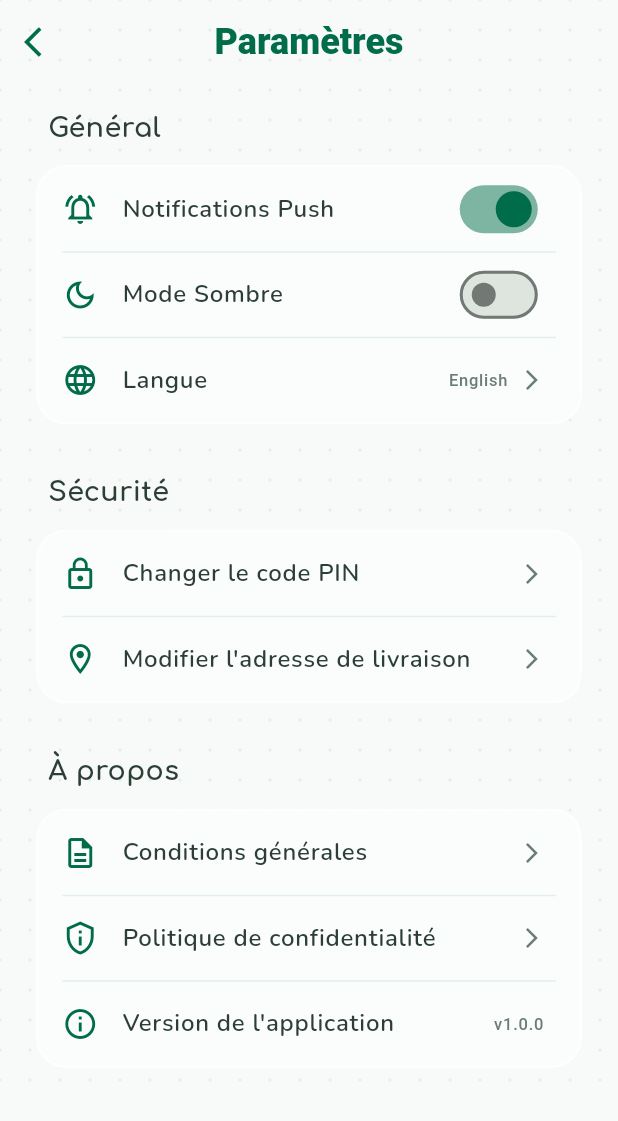
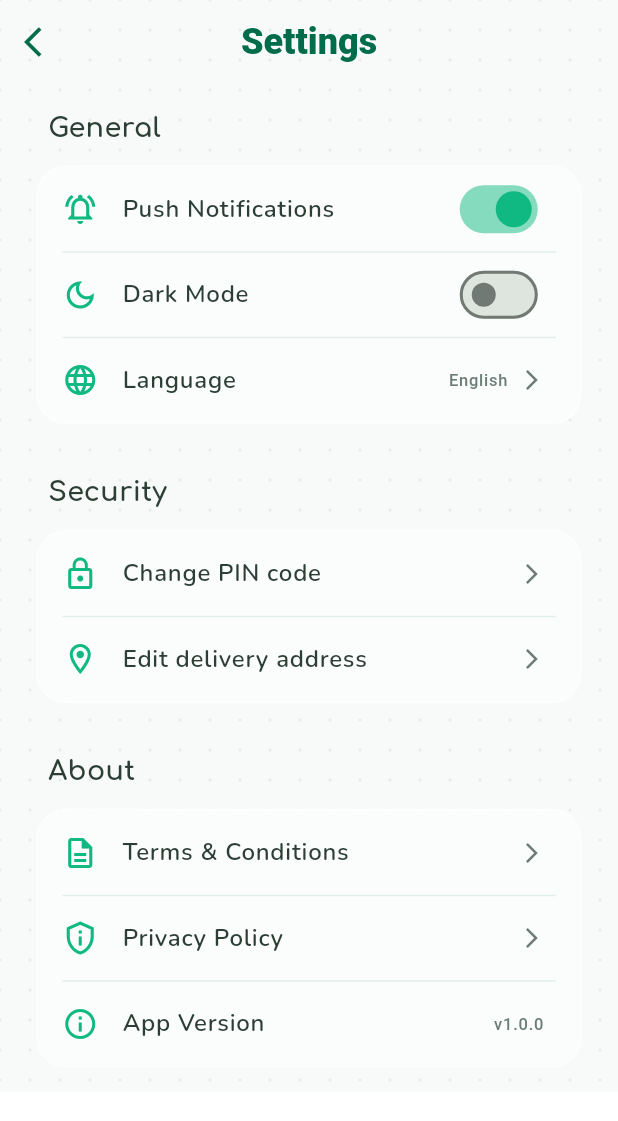
Before and after one commit to maarley11/Application-mobile-E-Commerce, a Flutter app: the SettingsScreen screen opened by its route, after a tap on "Langue", on a phone screen of 412 x 824 dp. Shown: the top 1121 px of the screen. Run offline on Flutter 3.47's test engine with Material 3 defaults, Android fonts, the phone set to English and light mode, and no system bars; our stand-ins replace dio, firebase_core, firebase_messaging, flutter_secure_storage, go_router, google_fonts and 3 more; missing offline and left inert: dio_cache_interceptor, dio_cache_interceptor_hive_store; accounts and stored records are empty; statements that could not run were skipped; project files that could hold a hidden picture were left out.

Commit message:
feat(ui): mock localization and dark mode on settings screen for presentation demo

```diff
--- a/baana_app/lib/screens/profile/settings_screen.dart
+++ b/baana_app/lib/screens/profile/settings_screen.dart
@@ -17,63 +17,78 @@ class SettingsScreen extends StatefulWidget {
 class _SettingsScreenState extends State<SettingsScreen> {
   bool _notificationsEnabled = true;
 
+  String tr(BuildContext context, String fr, String en) {
+    return context.watch<ThemeProvider>().locale.languageCode == 'en' ? en : fr;
+  }
+
   @override
   Widget build(BuildContext context) {
     final textTheme = Theme.of(context).textTheme;
     final themeProvider = context.watch<ThemeProvider>();
+    final isDark = themeProvider.isDarkMode;
+
+    final bgColor = isDark ? const Color(0xFF121212) : Colors.white;
+    final textColor = isDark ? Colors.white : BaanaColors.textPrimary;
+    final containerBg = isDark ? Colors.white.withOpacity(0.1) : Colors.white.withOpacity(0.5);
 
     return Scaffold(
       extendBodyBehindAppBar: true,
+      backgroundColor: bgColor,
       appBar: AppBar(
         backgroundColor: Colors.transparent,
         elevation: 0,
         centerTitle: true,
         title: Text(
-          'Paramètres',
+          tr(context, 'Paramètres', 'Settings'),
           style: textTheme.headlineSmall?.copyWith(
-            color: BaanaColors.primary,
+            color: isDark ? Colors.white : BaanaColors.primary,
             fontWeight: FontWeight.w800,
           ),
         ),
         leading: IconButton(
-          icon: const Icon(Icons.arrow_back_ios, color: BaanaColors.primary),
+          icon: Icon(Icons.arrow_back_ios, color: isDark ? Colors.white : BaanaColors.primary),
           onPressed: () => context.pop(),
         ),
       ),
       body: Stack(
         children: [
-          Positioned.fill(
-            child: CustomPaint(
-              painter: ArtisticBackgroundPainter(),
+          if (!isDark)
+            Positioned.fill(
+              child: CustomPaint(
+                painter: ArtisticBackgroundPainter(),
+              ),
             ),
-          ),
           SafeArea(
             child: SingleChildScrollView(
               padding: const EdgeInsets.symmetric(horizontal: 24, vertical: 16),
               child: Column(
                 crossAxisAlignment: CrossAxisAlignment.start,
                 children: [
-                  _buildSectionTitle('Général'),
+                  _buildSectionTitle(tr(context, 'Général', 'General'), textColor),
                   _buildSettingsContainer(
                     context,
+                    containerBg,
                     children: [
                       _buildSwitchItem(
-                        'Notifications Push',
+                        tr(context, 'Notifications Push', 'Push Notifications'),
                         Icons.notifications_active_outlined,
                         _notificationsEnabled,
                         (val) => setState(() => _notificationsEnabled = val),
+                        textColor,
                       ),
                       _buildDivider(),
                       _buildSwitchItem(
-                        'Mode Sombre',
+                        tr(context, 'Mode Sombre', 'Dark Mode'),
                         Icons.dark_mode_outlined,
-                        themeProvider.isDarkMode,
+                        isDark,
                         (val) => themeProvider.toggleDarkMode(),
+                        textColor,
                       ),
                       _buildDivider(),
                       _buildActionItem(
-                        'Langue',
+                        tr(context, 'Langue', 'Language'),
                         Icons.language_outlined,
+                        textColor,
                         trailingText: themeProvider.locale.languageCode == 'fr' ? 'Français' : 'English',
                         onTap: () {
                           final newLang = themeProvider.locale.languageCode == 'fr' ? 'en' : 'fr';
@@ -85,19 +100,22 @@ class _SettingsScreenState extends State<SettingsScreen> {
 
                   const SizedBox(height: 32),
 
-                  _buildSectionTitle('Sécurité'),
+                  _buildSectionTitle(tr(context, 'Sécurité', 'Security'), textColor),
                   _buildSettingsContainer(
                     context,
+                    containerBg,
                     children: [
                       _buildActionItem(
-                        'Changer le code PIN',
+                        tr(context, 'Changer le code PIN', 'Change PIN code'),
                         Icons.lock_outline,
+                        textColor,
                         onTap: () {},
                       ),
                       _buildDivider(),
                       _buildActionItem(
-                        'Modifier l\'adresse de livraison',
+                        tr(context, 'Modifier l\'adresse de livraison', 'Edit delivery address'),
                         Icons.location_on_outlined,
+                        textColor,
                         onTap: () {},
                       ),
                     ],
@@ -105,25 +123,29 @@ class _SettingsScreenState extends State<SettingsScreen> {
 
                   const SizedBox(height: 32),
 
-                  _buildSectionTitle('À propos'),
+                  _buildSectionTitle(tr(context, 'À propos', 'About'), textColor),
                   _buildSettingsContainer(
                     context,
+                    containerBg,
                     children: [
                       _buildActionItem(
-                        'Conditions générales',
+                        tr(context, 'Conditions générales', 'Terms & Conditions'),
                         Icons.description_outlined,
+                        textColor,
                         onTap: () {},
                       ),
                       _buildDivider(),
                       _buildActionItem(
-                        'Politique de confidentialité',
+                        tr(context, 'Politique de confidentialité', 'Privacy Policy'),
                         Icons.privacy_tip_outlined,
+                        textColor,
                         onTap: () {},
                       ),
                       _buildDivider(),
                       _buildActionItem(
-                        'Version de l\'application',
+                        tr(context, 'Version de l\'application', 'App Version'),
                         Icons.info_outline,
+                        textColor,
                         trailingText: 'v1.0.0',
                         showArrow: false,
                         onTap: () {},
@@ -139,7 +161,7 @@ class _SettingsScreenState extends State<SettingsScreen> {
     );
   }
 
-  Widget _buildSectionTitle(String title) {
+  Widget _buildSectionTitle(String title, Color textColor) {
     return Padding(
       padding: const EdgeInsets.only(left: 8, bottom: 12),
       child: Text(
@@ -148,22 +170,22 @@ class _SettingsScreenState extends State<SettingsScreen> {
           fontFamily: BaanaTypography.headlineFont,
           fontSize: 18,
           fontWeight: FontWeight.bold,
-          color: BaanaColors.textPrimary,
+          color: textColor,
         ),
       ),
     );
   }
 
-  Widget _buildSettingsContainer(BuildContext context, {required List<Widget> children}) {
+  Widget _buildSettingsContainer(BuildContext context, Color containerBg, {required List<Widget> children}) {
     return ClipRRect(
       borderRadius: BorderRadius.circular(20),
       child: BackdropFilter(
         filter: ImageFilter.blur(sigmaX: 10, sigmaY: 10),
         child: Container(
           decoration: BoxDecoration(
-            color: Colors.white.withOpacity(0.5),
+            color: containerBg,
             borderRadius: BorderRadius.circular(20),
-            border: Border.all(color: Colors.white.withOpacity(0.6), width: 1.5),
+            border: Border.all(color: Colors.white.withOpacity(0.2), width: 1.5),
           ),
           child: Column(
             children: children,
@@ -173,27 +195,27 @@ class _SettingsScreenState extends State<SettingsScreen> {
     );
   }
 
-  Widget _buildSwitchItem(String title, IconData icon, bool value, ValueChanged<bool> onChanged) {
+  Widget _buildSwitchItem(String title, IconData icon, bool value, ValueChanged<bool> onChanged, Color textColor) {
     return ListTile(
-      leading: Icon(icon, color: BaanaColors.primary),
+      leading: Icon(icon, color: BaanaColors.primaryLight),
       title: Text(
         title,
-        style: const TextStyle(fontWeight: FontWeight.w600, color: BaanaColors.textPrimary),
+        style: TextStyle(fontWeight: FontWeight.w600, color: textColor),
       ),
       trailing: Switch(
         value: value,
         onChanged: onChanged,
-        activeColor: BaanaColors.primary,
+        activeColor: BaanaColors.primaryLight,
       ),
     );
   }
 
-  Widget _buildActionItem(String title, IconData icon, {String? trailingText, bool showArrow = true, required VoidCallback onTap}) {
+  Widget _buildActionItem(String title, IconData icon, Color textColor, {String? trailingText, bool showArrow = true, required VoidCallback onTap}) {
     return ListTile(
-      leading: Icon(icon, color: BaanaColors.primary),
+      leading: Icon(icon, color: BaanaColors.primaryLight),
       title: Text(
         title,
-        style: const TextStyle(fontWeight: FontWeight.w600, color: BaanaColors.textPrimary),
+        style: TextStyle(fontWeight: FontWeight.w600, color: textColor),
       ),
       trailing: Row(
         mainAxisSize: MainAxisSize.min,
```
